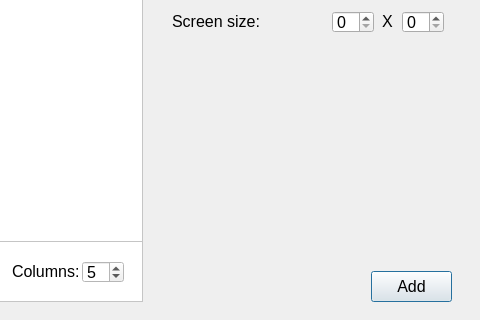
First picture: the form in Mainwindow/add_hall/hall.ui, repository Drakenhielm/Biobokningssystem, before the edit; both pictures show x 378 to 858 and y 149 to 469 of the 858 by 469 pixel window.
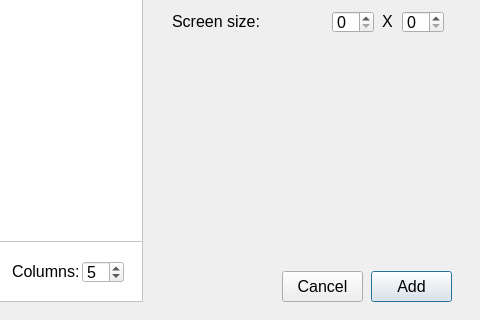
Second picture: the form after the edit.

What changed in the file:
```diff
--- a/Mainwindow/add_hall/hall.ui
+++ b/Mainwindow/add_hall/hall.ui
@@ -484,6 +484,24 @@
     <string>X</string>
    </property>
   </widget>
+  <widget class="QPushButton" name="cancel_Button">
+   <property name="geometry">
+    <rect>
+     <x>660</x>
+     <y>420</y>
+     <width>81</width>
+     <height>31</height>
+    </rect>
+   </property>
+   <property name="font">
+    <font>
+     <pointsize>12</pointsize>
+    </font>
+   </property>
+   <property name="text">
+    <string>Cancel</string>
+   </property>
+  </widget>
  </widget>
  <resources/>
  <connections/>
```
